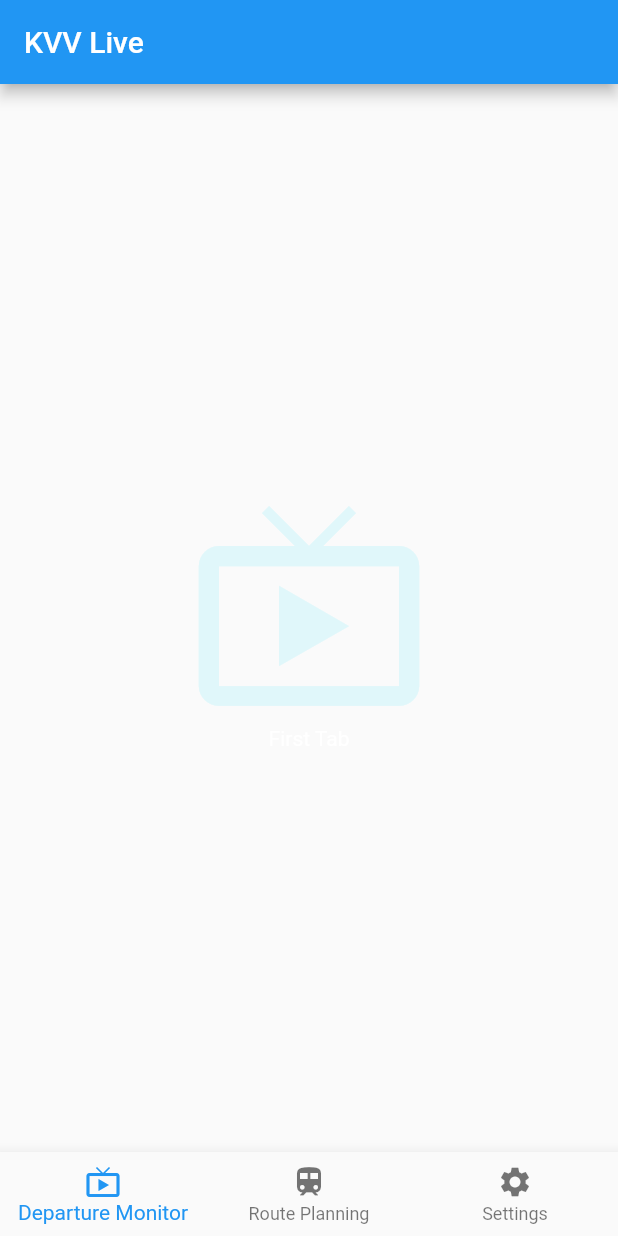
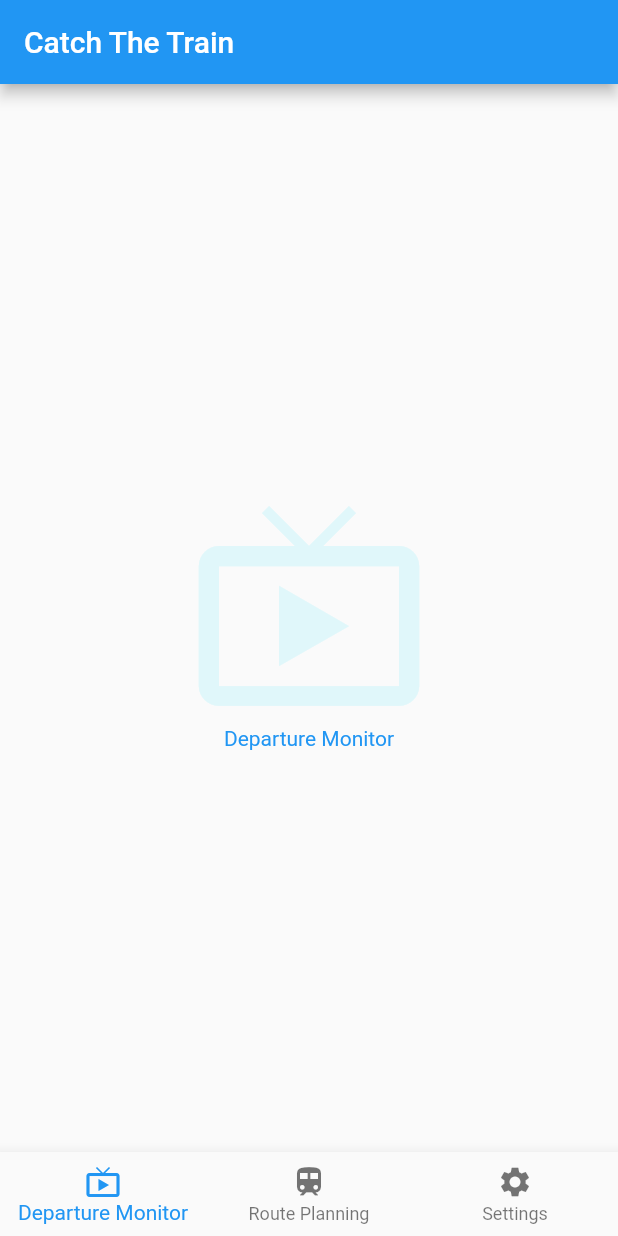
Before and after one commit to AnsgarLichter/CatchTheTrain, a Flutter app: the screen it shows after launch, on a phone screen of 412 x 824 dp. Run offline on Flutter 3.47's test engine with Material 2 defaults, Android fonts, the phone set to English and light mode, and no system bars.

Commit message:
implemented default views

```diff
--- a/lib/departures_monitor_widget.dart
+++ b/lib/departures_monitor_widget.dart
@@ -17,8 +17,8 @@ class DeparturesMonitorWidget extends StatelessWidget {
                 color: Theme.of(context).accentColor,
               ),
               Text(
-                "First Tab",
-                style: TextStyle(color: Colors.white),
+                "Departure Monitor",
+                style: TextStyle(color: Theme.of(context).primaryColor),
               )
             ],
           ),
--- a/lib/home_widget.dart
+++ b/lib/home_widget.dart
@@ -21,7 +21,7 @@ class HomeState extends State<Home> with SingleTickerProviderStateMixin {
   Widget build(BuildContext context) {
     return Scaffold(
       appBar: AppBar(
-        title: Text('KVV Live'),
+        title: Text('Catch The Train'),
       ),
       body: _children[_selectedIndex],
       bottomNavigationBar: BottomNavigationBar(
--- a/lib/main.dart
+++ b/lib/main.dart
@@ -11,7 +11,6 @@ class MyApp extends StatelessWidget {
   @override
   Widget build(BuildContext context) {
     return MaterialApp(
-        title: 'Catch The Train',
         theme: ThemeData(
           primaryColor: Colors.blue[150],
           accentColor: Colors.cyan[50],
--- a/lib/route_planning_widget.dart
+++ b/lib/route_planning_widget.dart
@@ -16,8 +16,8 @@ class RoutePlanningWidget extends StatelessWidget {
                 color: Theme.of(context).accentColor,
               ),
               Text(
-                "First Tab",
-                style: TextStyle(color: Colors.white),
+                "Route Planning",
+                style: TextStyle(color: Theme.of(context).primaryColor),
               )
             ],
           ),
--- a/lib/settings_widget.dart
+++ b/lib/settings_widget.dart
@@ -16,8 +16,8 @@ class SettingsWidget extends StatelessWidget {
                 color: Theme.of(context).accentColor,
               ),
               Text(
-                "First Tab",
-                style: TextStyle(color: Colors.white),
+                "Settings",
+                style: TextStyle(color: Theme.of(context).primaryColor),
               )
             ],
           ),
```
